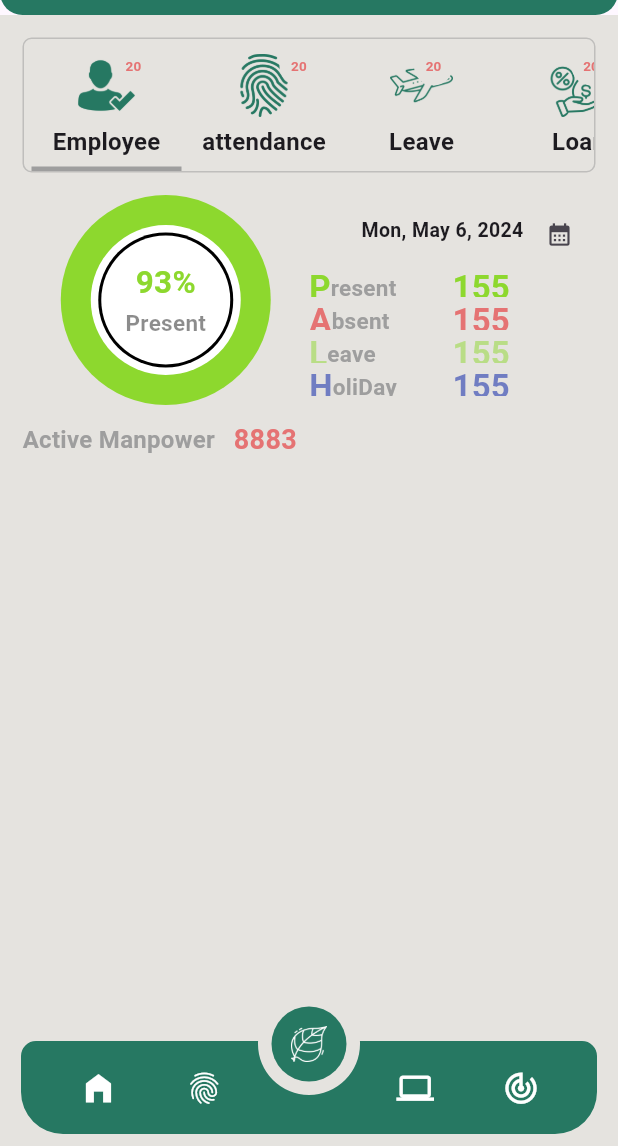
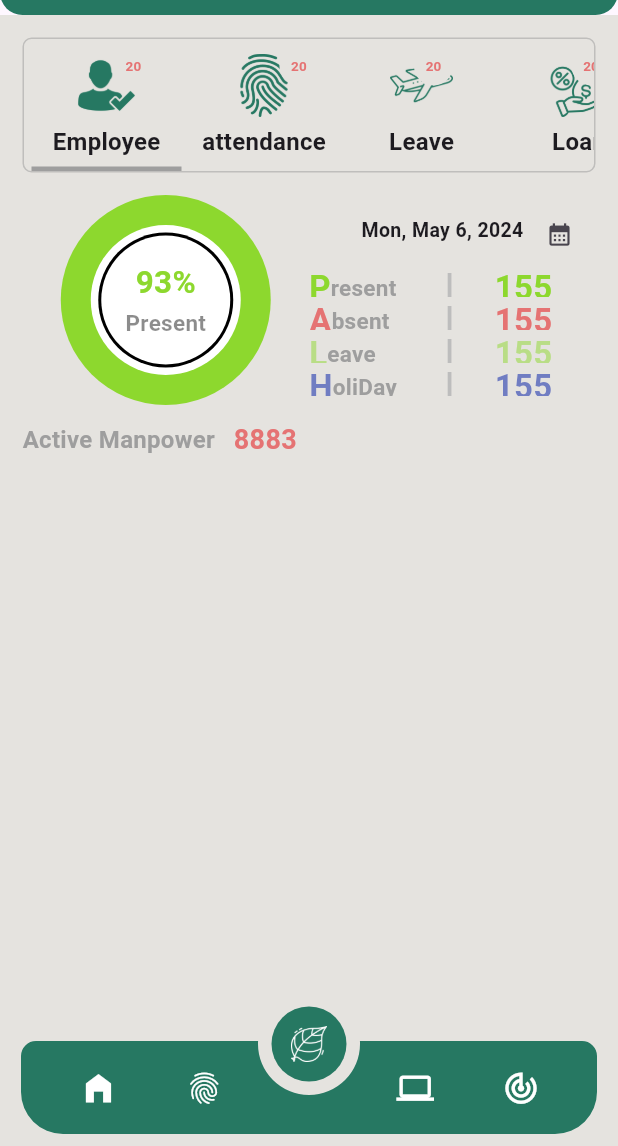
Before and after one commit to uzzalbiswas171/JIBIKA-PLEXUS, a Flutter app: the screen it shows after launch, on a phone screen of 412 x 824 dp, the part 90-1236 px from its top. Run offline on Flutter 3.47's test engine with Material 3 defaults, Android fonts, the phone set to English and light mode, and no system bars; drawn by our look-alikes of animated_notch_bottom_bar; our stand-ins replace google_fonts.

Commit message:
second part done

```diff
--- a/lib/View/HomeScreen/main_home.dart
+++ b/lib/View/HomeScreen/main_home.dart
@@ -184,7 +184,9 @@ class _MainHomeScreenState extends State<MainHomeScreen> {
                                       mainAxisAlignment: MainAxisAlignment.end,
                                       crossAxisAlignment: CrossAxisAlignment.start,
                                       children: [
-                                        Expanded(child: Row(
+                                        Expanded(
+                                            flex: 1,
+                                            child: Row(
                                           mainAxisAlignment: MainAxisAlignment.start,
                                           crossAxisAlignment: CrossAxisAlignment.end,
                                           children: [
@@ -195,11 +197,18 @@ class _MainHomeScreenState extends State<MainHomeScreen> {
                                             ),
                                           ],
                                         )),
-                                        Expanded(child: Row(
+
+                                        Expanded(
+                                            flex: 2,
+                                            child: Row(
                                           mainAxisAlignment: MainAxisAlignment.start,
                                           crossAxisAlignment: CrossAxisAlignment.end,
                                           children: [
+                                            Spacer(),
+                                            Container(height: 16,width: 2.5,color: Colors.grey.shade400,)
+                                            ,Spacer(),
                                             CustomText(text: "155", fontSize: 22, fontWeight: FontWeight.w600,letterSpacing: 0.2,color: barColor,),
+                                            Spacer(),
                                           ],
                                         )),
                                       ],
@@ -211,7 +220,9 @@ class _MainHomeScreenState extends State<MainHomeScreen> {
                                       mainAxisAlignment: MainAxisAlignment.end,
                                       crossAxisAlignment: CrossAxisAlignment.start,
                                       children: [
-                                        Expanded(child: Row(
+                                        Expanded(
+                                            flex: 1,
+                                            child: Row(
                                           mainAxisAlignment: MainAxisAlignment.start,
                                           crossAxisAlignment: CrossAxisAlignment.end,
                                           children: [
@@ -222,11 +233,17 @@ class _MainHomeScreenState extends State<MainHomeScreen> {
                                             ),
                                           ],
                                         )),
-                                        Expanded(child: Row(
+                                        Expanded(
+                                            flex: 2,
+                                            child: Row(
                                           mainAxisAlignment: MainAxisAlignment.start,
                                           crossAxisAlignment: CrossAxisAlignment.end,
                                           children: [
+                                            Spacer(),
+                                            Container(height: 16,width: 2.5,color: Colors.grey.shade400,)
+                                            ,Spacer(),
                                             CustomText(text: "155", fontSize: 22, fontWeight: FontWeight.w600,letterSpacing: 0.2,color: Colors.red.shade300),
+                                            Spacer(),
                                           ],
                                         )),
                                       ],
@@ -238,7 +255,9 @@ class _MainHomeScreenState extends State<MainHomeScreen> {
                                       mainAxisAlignment: MainAxisAlignment.end,
                                       crossAxisAlignment: CrossAxisAlignment.start,
                                       children: [
-                                        Expanded(child: Row(
+                                        Expanded(
+                                            flex: 1,
+                                            child: Row(
                                           mainAxisAlignment: MainAxisAlignment.start,
                                           crossAxisAlignment: CrossAxisAlignment.end,
                                           children: [
@@ -249,11 +268,17 @@ class _MainHomeScreenState extends State<MainHomeScreen> {
                                             ),
                                           ],
                                         )),
-                                        Expanded(child: Row(
+                                        Expanded(
+                                            flex: 2,
+                                            child: Row(
                                           mainAxisAlignment: MainAxisAlignment.start,
                                           crossAxisAlignment: CrossAxisAlignment.end,
                                           children: [
+                                            Spacer(),
+                                            Container(height: 16,width: 2.5,color: Colors.grey.shade400,)
+                                            ,Spacer(),
                                             CustomText(text: "155", fontSize: 22, fontWeight: FontWeight.w600,letterSpacing: 0.2,color: barColor.withOpacity(0.5),),
+                                            Spacer(),
                                           ],
                                         )),
                                       ],
@@ -265,7 +290,9 @@ class _MainHomeScreenState extends State<MainHomeScreen> {
                                       mainAxisAlignment: MainAxisAlignment.end,
                                       crossAxisAlignment: CrossAxisAlignment.start,
                                       children: [
-                                        Expanded(child: Row(
+                                        Expanded(
+                                            flex: 1,
+                                            child: Row(
                                           mainAxisAlignment: MainAxisAlignment.start,
                                           crossAxisAlignment: CrossAxisAlignment.end,
                                           children: [
@@ -276,11 +303,17 @@ class _MainHomeScreenState extends State<MainHomeScreen> {
                                             ),
                                           ],
                                         )),
-                                        Expanded(child: Row(
+                                        Expanded(
+                                            flex: 2,
+                                            child: Row(
                                           mainAxisAlignment: MainAxisAlignment.start,
                                           crossAxisAlignment: CrossAxisAlignment.end,
                                           children: [
+                                            Spacer(),
+                                            Container(height: 16,width: 2.5,color: Colors.grey.shade400,)
+                                            ,Spacer(),
                                             CustomText(text: "155", fontSize: 22, fontWeight: FontWeight.w600,letterSpacing: 0.2,color:  Colors.indigo.withOpacity(0.7),),
+                                            Spacer(),
                                           ],
                                         )),
                                       ],
```
